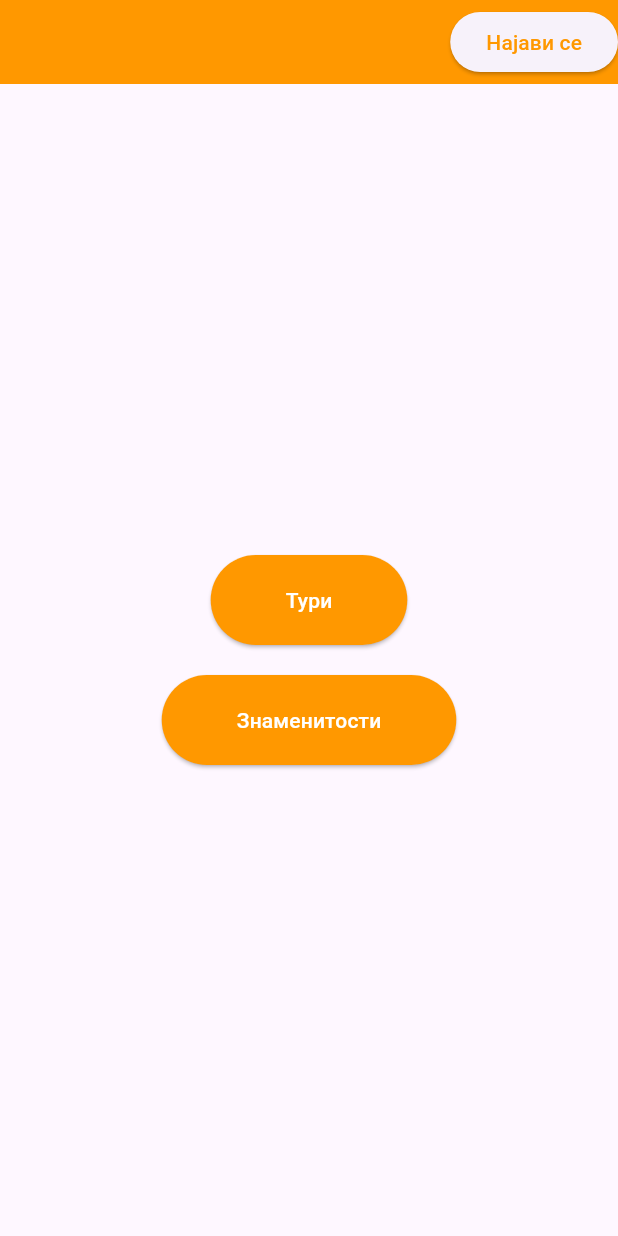
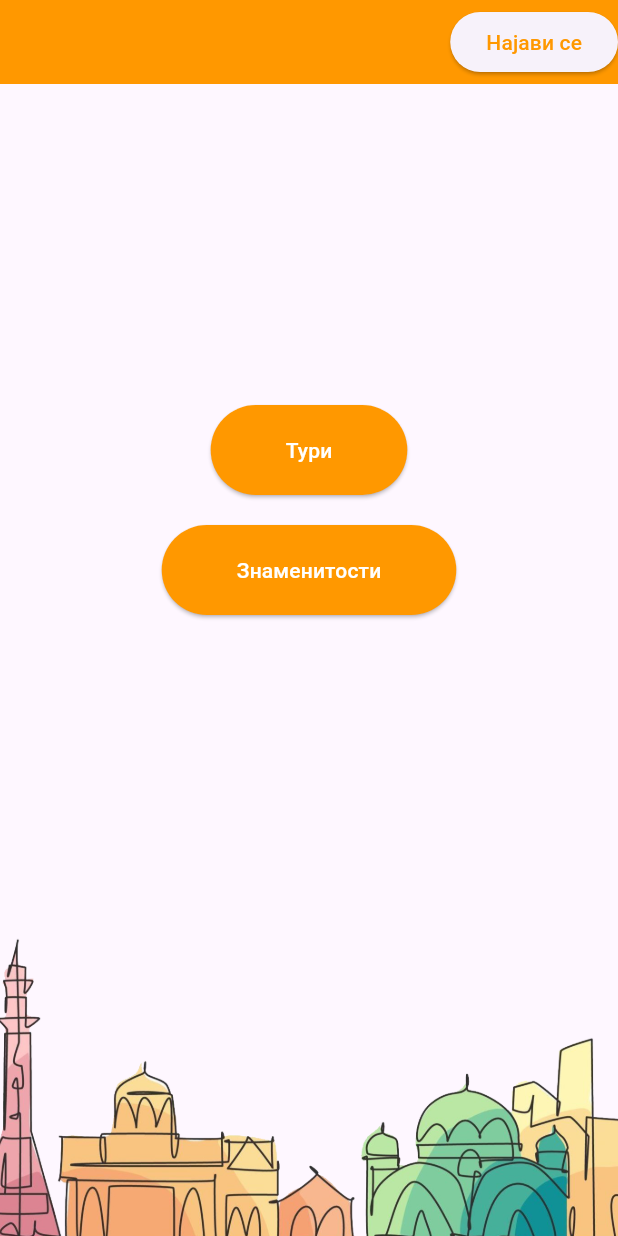
Before and after one commit to trajchevam/SkopskiVremeplov, a Flutter app: the screen it shows after launch, on a phone screen of 412 x 824 dp. Run offline on Flutter 3.47's test engine with Material 3 defaults, Android fonts, the phone set to English and light mode, and no system bars; our stand-ins replace camera, firebase_auth, firebase_core, firebase_storage, flutter_local_notifications, geolocator and 4 more; accounts and stored records are empty.

Commit message:
Improving state management and decorating photo frame

```diff
--- a/lib/pages/google_maps_page.dart
+++ b/lib/pages/google_maps_page.dart
@@ -97,7 +97,7 @@ class _GoogleMapPageState extends State<GoogleMaps> {
     return Scaffold(
       appBar: AppBar(
         backgroundColor: Colors.orange,
-        title: const Text('Google Map Page',  style: TextStyle(color: Colors.white)),
+        title: const Text('Мапа со локации',  style: TextStyle(color: Colors.white)),
       ),
       body: Container(
         decoration: const BoxDecoration(color: Colors.blueGrey),
--- a/lib/pages/home_page.dart
+++ b/lib/pages/home_page.dart
@@ -36,6 +36,7 @@ class _HomePageState extends State<HomePage> {
   List<Tour> _tours = [];
   List<Monument> _monuments = [];
   List<Location> _locations = [];
+  List<Monument> _allMonuments = [];
 
   String? errorMessage = '';
 
@@ -45,6 +46,19 @@ class _HomePageState extends State<HomePage> {
     _tours = widget.tours;
     _monuments = widget.monuments;
     _locations = widget.locations;
+    _allMonuments = _getAllMonumentsFromTours();
+  }
+
+  List<Monument> _getAllMonumentsFromTours() {
+    Set<Monument> uniqueLocations = {};
+
+    for (var tour in _tours) {
+      for (var monument in tour.monuments) {
+        uniqueLocations.add(monument);
+      }
+    }
+
+    return uniqueLocations.toList();
   }
 
   Future<void> _signOut() async {
@@ -115,6 +129,8 @@ class _HomePageState extends State<HomePage> {
         child: Column(
           mainAxisAlignment: MainAxisAlignment.center,
           children: [
+            Spacer(),
+            Column(children: [
               ElevatedButton(
                 onPressed: () {
                   Navigator.push(
@@ -148,7 +164,7 @@ class _HomePageState extends State<HomePage> {
                     MaterialPageRoute(
                       builder: (context) => MonumentsPage(
                         locations: _locations,
-                      monuments: _monuments,
+                        monuments: _allMonuments,
                         tours: _tours,
                       ),
                     ),
@@ -166,6 +182,13 @@ class _HomePageState extends State<HomePage> {
                   ),
                 ),
               ),
+            ]),
+            Spacer(),
+            Image.asset(
+              'lib/assets/logoSkopje.png',
+              height: 200, // Optional: set the image height
+              fit: BoxFit.cover, // Optional: adjust how the image is displayed
+            ),
           ],
         ),
       ),
--- a/lib/pages/tours_page.dart
+++ b/lib/pages/tours_page.dart
@@ -68,7 +68,9 @@ class _ToursPageState extends State<ToursPage> {
             behavior: HitTestBehavior.opaque,
             child: NewTour(
               addTour: _addNewTourToList,
+              locations: _locations,
               monuments: _monuments,
+              tours: _tours,
             ),
           );
         });
--- a/pubspec.yaml
+++ b/pubspec.yaml
@@ -69,6 +69,8 @@ dev_dependencies:
 
 # The following section is specific to Flutter packages.
 flutter:
+  assets:
+    - lib/assets/logoSkopje.png
 
   # The following line ensures that the Material Icons font is
   # included with your application, so that you can use the icons in
@@ -76,7 +78,7 @@ flutter:
   uses-material-design: true
 
   # To add assets to your application, add an assets section, like this:
-  # assets:
+
   #   - images/a_dot_burr.jpeg
   #   - images/a_dot_ham.jpeg
 
```
Also changed, not shown: lib/pages/monument_details_page.dart (+25 -12 lines), lib/pages/monuments_page.dart (+9 -2 lines), lib/pages/new_location_page.dart (+24 -4 lines), lib/pages/new_monument_page.dart (+24 -8 lines), lib/pages/new_tour_page.dart (+28 -4 lines), lib/assets/logoSkopje.png (added), 2 other files. Lines whose indentation alone changed are shown as unchanged.
